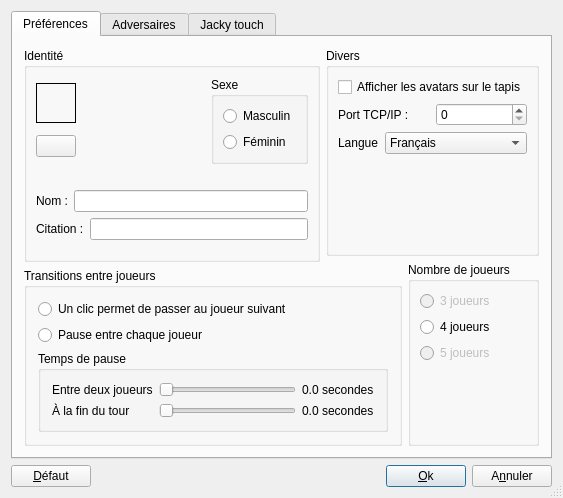
arabine/icl, file src/client/OptionsUI.ui: the form before one commit.
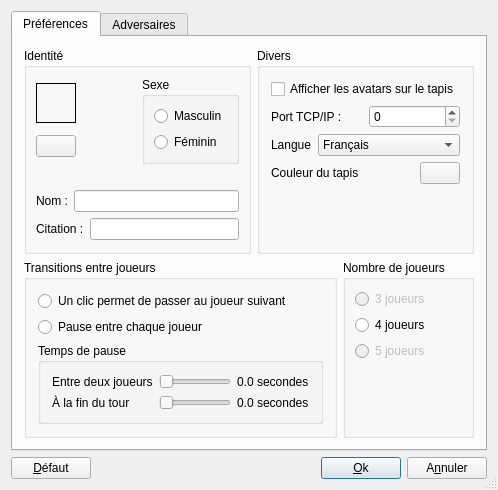
The form after the commit. Icons and pictures are not drawn.

Commit message: New color picker for background (no images selection anymore)

What changed in the file:
```diff
--- a/src/client/OptionsUI.ui
+++ b/src/client/OptionsUI.ui
@@ -6,8 +6,8 @@
    <rect>
     <x>0</x>
     <y>0</y>
-    <width>563</width>
-    <height>498</height>
+    <width>498</width>
+    <height>465</height>
    </rect>
   </property>
   <property name="sizePolicy">
@@ -22,9 +22,9 @@
   <property name="sizeGripEnabled">
    <bool>true</bool>
   </property>
-  <layout class="QGridLayout" name="gridLayout_5">
+  <layout class="QGridLayout" name="gridLayout_4">
    <item row="0" column="0">
-    <widget class="QTabWidget" name="tabWidget">
+    <widget class="QTabWidget" name="tabWidget_2">
      <property name="currentIndex">
       <number>0</number>
      </property>
@@ -32,13 +32,13 @@
       <attribute name="title">
        <string>Préférences</string>
       </attribute>
-      <layout class="QGridLayout" name="gridLayout_2">
-       <item row="0" column="0" rowspan="2">
+      <layout class="QGridLayout" name="gridLayout_5">
+       <item row="0" column="0">
         <widget class="QGroupBox" name="groupBox_6">
          <property name="title">
           <string>Identité</string>
          </property>
-         <layout class="QGridLayout">
+         <layout class="QGridLayout" name="_5">
           <property name="margin">
            <number>9</number>
           </property>
@@ -46,7 +46,7 @@
            <number>6</number>
           </property>
           <item row="0" column="0" colspan="2">
-           <layout class="QHBoxLayout">
+           <layout class="QHBoxLayout" name="_6">
             <property name="spacing">
              <number>6</number>
             </property>
@@ -54,7 +54,7 @@
              <number>0</number>
             </property>
             <item>
-             <layout class="QVBoxLayout">
+             <layout class="QVBoxLayout" name="_7">
               <property name="spacing">
                <number>6</number>
               </property>
@@ -132,7 +132,7 @@
               <property name="title">
                <string>Sexe</string>
               </property>
-              <layout class="QGridLayout">
+              <layout class="QGridLayout" name="_8">
                <property name="margin">
                 <number>9</number>
                </property>
@@ -140,7 +140,7 @@
                 <number>6</number>
                </property>
                <item row="0" column="0">
-                <layout class="QVBoxLayout">
+                <layout class="QVBoxLayout" name="_9">
                  <property name="spacing">
                   <number>6</number>
                  </property>
@@ -182,7 +182,7 @@
            </spacer>
           </item>
           <item row="2" column="0" colspan="2">
-           <layout class="QHBoxLayout">
+           <layout class="QHBoxLayout" name="_10">
             <property name="spacing">
              <number>6</number>
             </property>
@@ -212,7 +212,7 @@
            </layout>
           </item>
           <item row="3" column="0" colspan="2">
-           <layout class="QHBoxLayout">
+           <layout class="QHBoxLayout" name="_11">
             <property name="spacing">
              <number>6</number>
             </property>
@@ -259,22 +259,16 @@
          <property name="title">
           <string>Divers</string>
          </property>
-         <layout class="QVBoxLayout">
-          <property name="spacing">
-           <number>6</number>
-          </property>
-          <property name="margin">
-           <number>9</number>
-          </property>
-          <item>
+         <layout class="QGridLayout" name="gridLayout_2">
+          <item row="0" column="0">
            <widget class="QCheckBox" name="afficheAvatars">
             <property name="text">
              <string>Afficher les avatars sur le tapis</string>
             </property>
            </widget>
           </item>
-          <item>
-           <layout class="QHBoxLayout">
+          <item row="1" column="0">
+           <layout class="QHBoxLayout" name="_13">
             <property name="spacing">
              <number>6</number>
             </property>
@@ -297,8 +291,8 @@
             </item>
            </layout>
           </item>
-          <item>
-           <layout class="QHBoxLayout">
+          <item row="2" column="0">
+           <layout class="QHBoxLayout" name="_14">
             <property name="spacing">
              <number>6</number>
             </property>
@@ -346,62 +340,38 @@
             </item>
            </layout>
           </item>
-          <item>
-           <spacer>
-            <property name="orientation">
-             <enum>Qt::Vertical</enum>
-            </property>
-            <property name="sizeHint" stdset="0">
-             <size>
-              <width>20</width>
-              <height>40</height>
-             </size>
-            </property>
-           </spacer>
+          <item row="3" column="0">
+           <layout class="QHBoxLayout" name="horizontalLayout_3">
+            <item>
+             <widget class="QLabel" name="label">
+              <property name="text">
+               <string>Couleur du tapis</string>
+              </property>
+             </widget>
+            </item>
+            <item>
+             <spacer name="horizontalSpacer">
+              <property name="orientation">
+               <enum>Qt::Horizontal</enum>
+              </property>
+              <property name="sizeHint" stdset="0">
+               <size>
+                <width>40</width>
+                <height>20</height>
+               </size>
+              </property>
+             </spacer>
+            </item>
+            <item>
+             <widget class="QPushButton" name="tapisColor">
+              <property name="text">
+               <string/>
+              </property>
+             </widget>
+            </item>
+           </layout>
           </item>
-         </layout>
-        </widget>
-       </item>
-       <item row="1" column="2" rowspan="2">
-        <widget class="QGroupBox" name="groupBox_9">
-         <property name="title">
-          <string>Nombre de joueurs</string>
-         </property>
-         <layout class="QVBoxLayout">
-          <property name="spacing">
-           <number>6</number>
-          </property>
-          <property name="margin">
-           <number>9</number>
-          </property>
-          <item>
-           <widget class="QRadioButton" name="troisJoueurs">
-            <property name="enabled">
-             <bool>false</bool>
-            </property>
-            <property name="text">
-             <string>3 joueurs</string>
-            </property>
-           </widget>
-          </item>
-          <item>
-           <widget class="QRadioButton" name="quatreJoueurs">
-            <property name="text">
-             <string>4 joueurs</string>
-            </property>
-           </widget>
-          </item>
-          <item>
-           <widget class="QRadioButton" name="cinqJoueurs">
-            <property name="enabled">
-             <bool>false</bool>
-            </property>
-            <property name="text">
-             <string>5 joueurs</string>
-            </property>
-           </widget>
-          </item>
-          <item>
+          <item row="4" column="0">
            <spacer>
             <property name="orientation">
              <enum>Qt::Vertical</enum>
@@ -417,7 +387,7 @@
          </layout>
         </widget>
        </item>
-       <item row="2" column="0" colspan="2">
+       <item row="1" column="0" colspan="2">
         <widget class="QGroupBox" name="groupBox_8">
          <property name="title">
           <string>Transitions entre joueurs</string>
@@ -548,6 +518,61 @@
          </layout>
         </widget>
        </item>
+       <item row="1" column="2">
+        <widget class="QGroupBox" name="groupBox_9">
+         <property name="title">
+          <string>Nombre de joueurs</string>
+         </property>
+         <layout class="QVBoxLayout" name="_15">
+          <property name="spacing">
+           <number>6</number>
+          </property>
+          <property name="margin">
+           <number>9</number>
+          </property>
+          <item>
+           <widget class="QRadioButton" name="troisJoueurs">
+            <property name="enabled">
+             <bool>false</bool>
+            </property>
+            <property name="text">
+             <string>3 joueurs</string>
+            </property>
+           </widget>
+          </item>
+          <item>
+           <widget class="QRadioButton" name="quatreJoueurs">
+            <property name="text">
+             <string>4 joueurs</string>
+            </property>
+           </widget>
+          </item>
+          <item>
+           <widget class="QRadioButton" name="cinqJoueurs">
+            <property name="enabled">
+             <bool>false</bool>
+            </property>
+            <property name="text">
+             <string>5 joueurs</string>
+            </property>
+           </widget>
+          </item>
+          <item>
+           <spacer>
+            <property name="orientation">
+             <enum>Qt::Vertical</enum>
+            </property>
+            <property name="sizeHint" stdset="0">
+             <size>
+              <width>20</width>
+              <height>40</height>
+             </size>
+            </property>
+           </spacer>
+          </item>
+         </layout>
+        </widget>
+       </item>
       </layout>
      </widget>
      <widget class="QWidget" name="tab_3">
@@ -1047,74 +1072,6 @@
        </item>
       </layout>
      </widget>
-     <widget class="QWidget" name="tab_4">
-      <attribute name="title">
-       <string>Jacky touch</string>
-      </attribute>
-      <layout class="QGridLayout" name="gridLayout_3">
-       <item row="0" column="0">
-        <widget class="QGroupBox" name="groupBox">
-         <property name="title">
-          <string>Tapis de jeu</string>
-         </property>
-         <layout class="QGridLayout" name="gridLayout_4">
-          <item row="0" column="0">
-           <layout class="QVBoxLayout" name="verticalLayout">
-            <item>
-             <widget class="QLabel" name="imageTapis">
-              <property name="sizePolicy">
-               <sizepolicy hsizetype="Fixed" vsizetype="Fixed">
-                <horstretch>0</horstretch>
-                <verstretch>0</verstretch>
-               </sizepolicy>
-              </property>
-              <property name="minimumSize">
-               <size>
-                <width>100</width>
-                <height>100</height>
-               </size>
-              </property>
-              <property name="maximumSize">
-               <size>
-                <width>100</width>
-                <height>100</height>
-               </size>
-              </property>
-              <property name="frameShape">
-               <enum>QFrame::Box</enum>
-              </property>
-              <property name="text">
-               <string/>
-              </property>
-             </widget>
-            </item>
-            <item>
-             <widget class="QScrollBar" name="scrollBarTapis">
-              <property name="orientation">
-               <enum>Qt::Horizontal</enum>
-              </property>
-             </widget>
-            </item>
-           </layout>
-          </item>
-          <item row="1" column="0">
-           <spacer>
-            <property name="orientation">
-             <enum>Qt::Vertical</enum>
-            </property>
-            <property name="sizeHint" stdset="0">
-             <size>
-              <width>20</width>
-              <height>40</height>
-             </size>
-            </property>
-           </spacer>
-          </item>
-         </layout>
-        </widget>
-       </item>
-      </layout>
-     </widget>
     </widget>
    </item>
    <item row="1" column="0">
```
Left out of the diff: 64 changed lines with no effect on the pictures. The commit also changes 5 other files.
